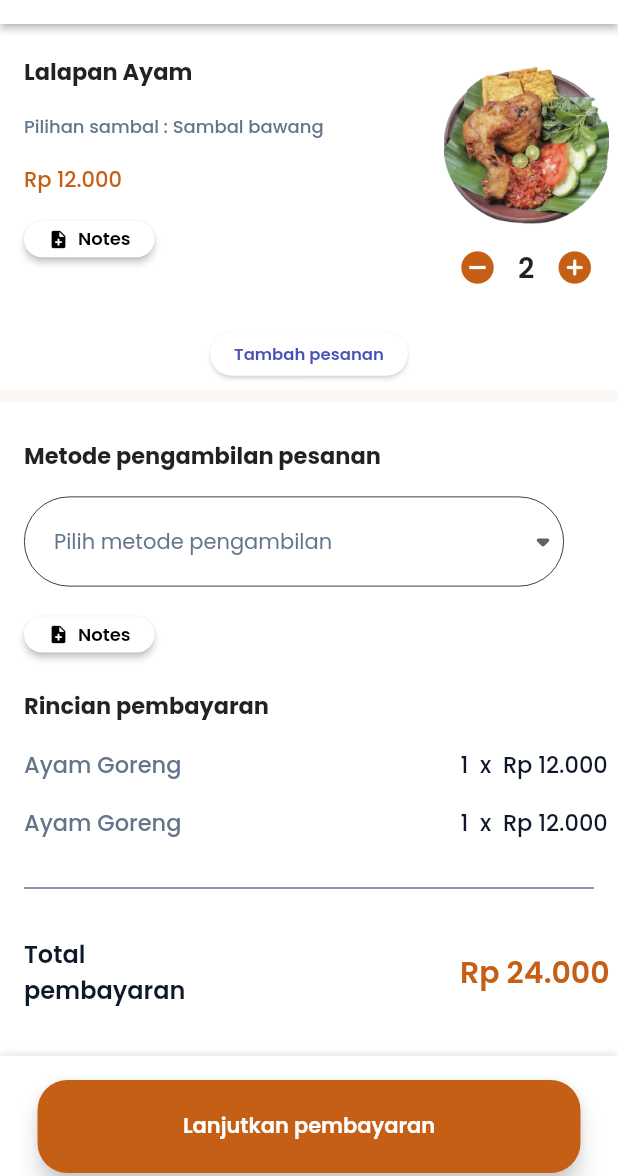
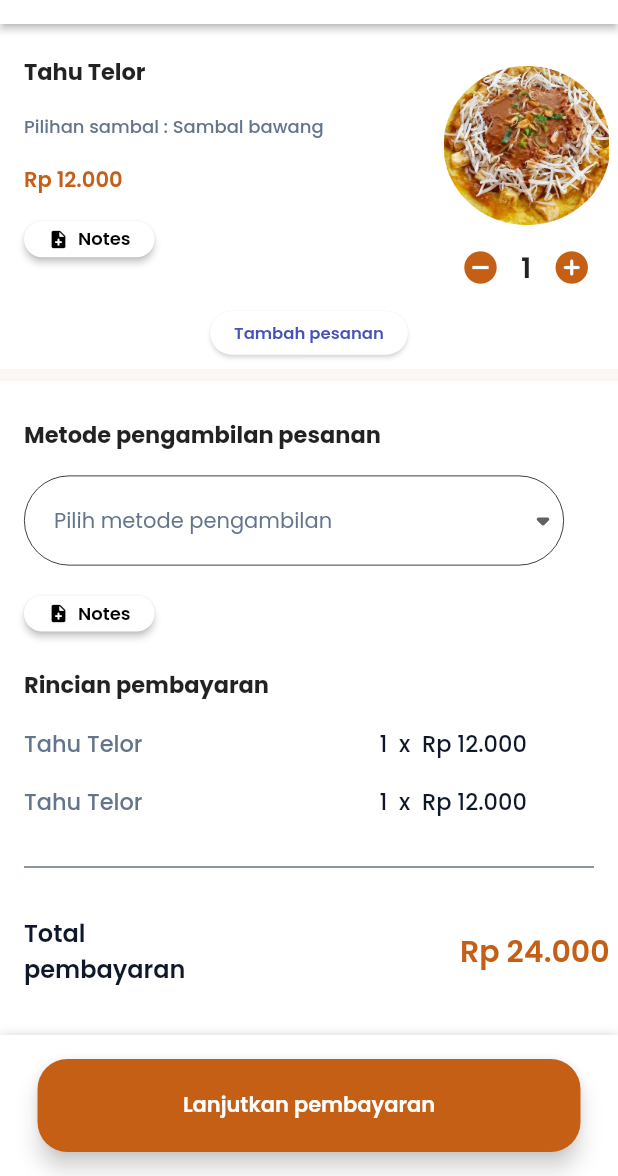
Before and after one commit to Ptrizy/LABIREEN, a Flutter app: the DetailMenu screen opened directly with sample values from the repository, scrolled down 34 dp, after a tap on the "add circle" icon, after a tap on "Masukkan keranjang", on a phone screen of 412 x 824 dp, the part 60-1236 px from its top. Run offline on Flutter 3.47's test engine with Material 2 defaults, Android fonts, the phone set to English and light mode, and no system bars; our stand-ins replace bloc, dio, flutter_bloc, get_storage, google_fonts, image_gallery_saver and 1 more; missing offline and left inert: wc_form_validators; accounts and stored records are empty.

Commit message:
merapihkan beberapa page

```diff
--- a/lib/bloc/bloc/auth_bloc.dart
+++ b/lib/bloc/bloc/auth_bloc.dart
@@ -16,13 +16,11 @@
 
         emit(AuthLoading());
         try {
-          print('AuthLoading on process');
           var response = await authRepository.registerRepository(
               event.name,
               event.email,
               event.password,
-              event.password_confirm,
-              event.phone_number);
+              event.password_confirm);
 
           response
               ? emit(RegisterSuccess())
--- a/lib/bloc/bloc/auth_event.dart
+++ b/lib/bloc/bloc/auth_event.dart
@@ -8,14 +8,12 @@
   String email;
   String password;
   String password_confirm;
-  String phone_number;
 
   RegisterEvent(
       {required this.name,
       required this.email,
       required this.password,
-      required this.password_confirm,
-      required this.phone_number});
+      required this.password_confirm,});
 }
 
 class LoginEvent extends AuthEvent {
--- a/lib/pages/detail_menu_page.dart
+++ b/lib/pages/detail_menu_page.dart
@@ -16,6 +16,7 @@
 
 class _DetailMenuState extends State<DetailMenu> {
   int counter = 0;
+
   @override
   Widget build(BuildContext context) {
     return Scaffold(
@@ -34,9 +35,9 @@
           ),
         ),
         body: SingleChildScrollView(
+          physics: NeverScrollableScrollPhysics(),
           child: Column(
-            children: [
-              Container(
+            children: [Container(
                   child: Column(
                 children: [
                   SizedBox(
@@ -204,7 +205,9 @@
                 ],
               )),
               Container(
-                decoration: BoxDecoration(
+
+                decoration:
+                BoxDecoration(
                   color: Colors.white,
                   boxShadow: [
                     BoxShadow(
@@ -258,12 +261,14 @@
                         children: [
                           Row(
                             children: [
+
                               ElevatedButton(
                                 onPressed: () {
+                                  keranjangMakanan.add(widget.makanan);
                                   Navigator.push(
                                       context,
                                       MaterialPageRoute(
-                                          builder: (context) => ReceiptPage()));
+                                          builder: (context) => ReceiptPage(makanan: widget.makanan,)));
                                 },
                                 style: ButtonStyle(
                                   backgroundColor:
--- a/lib/pages/receipt_page.dart
+++ b/lib/pages/receipt_page.dart
@@ -2,10 +2,14 @@
 import 'package:google_fonts/google_fonts.dart';
 import 'package:labireen/pages/home_page_screens/home_page.dart';
 import 'package:labireen/pages/qris_page.dart';
+import 'package:labireen/widget/home_page/card_receipt_page.dart';
+import 'package:labireen/widget/home_page/makanan.dart';
 import 'package:labireen/widget/home_page/notes.dart';
 
 class ReceiptPage extends StatefulWidget {
-  const ReceiptPage({Key? key}) : super(key: key);
+  const ReceiptPage({Key? key, required this.makanan}) : super(key: key);
+
+  final Makanan makanan;
 
   @override
   State<ReceiptPage> createState() => _ReceiptPageState();
@@ -37,108 +41,19 @@
               fontSize: 16, fontWeight: FontWeight.w600, color: Colors.black),
         ),
       ),
-      body: SingleChildScrollView(
-        child: Column(
+      body: Column(
         children: [
-            Container(
-              padding:
-                  EdgeInsets.only(left: 16, top: 12, right: 16, bottom: 20),
-              decoration: BoxDecoration(color: Colors.white),
-              child: Row(
-                children: [
-                  Column(
-                    crossAxisAlignment: CrossAxisAlignment.start,
-                    children: [
-                      Text(
-                        'Lalapan Ayam',
-                        style: GoogleFonts.poppins(
-                            fontSize: 15, fontWeight: FontWeight.w700),
-                      ),
-                      SizedBox(
-                        height: 16,
-                      ),
-                      Text(
-                        'Pilihan sambal : Sambal bawang',
-                        style: GoogleFonts.poppins(
-                            fontSize: 12,
-                            fontWeight: FontWeight.w500,
-                            color: Color.fromARGB(255, 100, 116, 139)),
-                      ),
-                      SizedBox(
-                        height: 16,
-                      ),
-                      Text(
-                        'Rp 12.000',
-                        style: GoogleFonts.poppins(
-                            fontSize: 14,
-                            fontWeight: FontWeight.w500,
-                            color: Color.fromARGB(255, 197, 95, 22)),
-                      ),
-                      SizedBox(
-                        height: 5,
-                      ),
-                      Notes(
-                          deskripsiTeks:
-                              'Tulis kostumisasi pesananmu disini...')
-                    ],
-                  ),
-                  SizedBox(
-                    width: 80,
-                  ),
-                  Column(
-                    mainAxisAlignment: MainAxisAlignment.end,
-                    children: [
-                      SizedBox(
-                        height: 16,
-                      ),
-                      Column(
-                        children: [
-                          Row(
-                            children: [
-                              SizedBox(
-                                  width: 110,
-                                  height: 106,
-                                  child: Image.asset(
-                                    'assets/ayam_lingkar.png',
-                                    fit: BoxFit.cover,
-                                  ))
-                            ],
-                          ),
-                          SizedBox(
-                            height: 14,
-                          ),
-                          Row(
-                            children: [
-                              Icon(
-                                Icons.remove_circle,
-                                color: Color.fromARGB(255, 197, 95, 22),
-                                size: 26,
-                              ),
-                              SizedBox(
-                                width: 14,
-                              ),
-                              Text(
-                                '2',
-                                style: GoogleFonts.poppins(
-                                    fontSize: 19, fontWeight: FontWeight.w600),
-                              ),
-                              SizedBox(
-                                width: 14,
-                              ),
-                              Icon(
-                                Icons.add_circle_rounded,
-                                color: Color.fromARGB(255, 197, 95, 22),
-                                size: 26,
-                              ),
-                            ],
-                          )
-                        ],
-                      ),
-                    ],
-                  )
-                ],
+          Expanded(
+            child: Container(
+              child: ListView.builder(
+                itemCount: keranjangMakanan.length,
+                itemBuilder: (context, index) {
+                  return CardReceiptPage(makanan: keranjangMakanan[index]);
+                },
               ),
             ),
+          ),
+          // tambah pesanan
           Container(
             decoration: BoxDecoration(color: Colors.white),
             child: Center(
@@ -158,8 +73,7 @@
                     elevation: MaterialStateProperty.all<double>(1.2),
                     shadowColor:
                         MaterialStateProperty.all<Color>(Colors.grey.shade50),
-                      minimumSize:
-                          MaterialStateProperty.all<Size>(Size(108, 29)),
+                    minimumSize: MaterialStateProperty.all<Size>(Size(108, 29)),
                   ),
                   child: Text(
                     'Tambah pesanan',
@@ -257,14 +171,14 @@
                 Row(
                   children: [
                     Text(
-                        "Ayam Goreng",
+                      widget.makanan.namaMakanan,
                       style: GoogleFonts.poppins(
                           fontSize: 15,
                           fontWeight: FontWeight.w500,
                           color: Color.fromARGB(255, 100, 116, 139)),
                     ),
                     SizedBox(
-                        width: 186,
+                      width: 158,
                     ),
                     Text(
                       "1  x  Rp 12.000",
@@ -281,14 +195,14 @@
                 Row(
                   children: [
                     Text(
-                        "Ayam Goreng",
+                      widget.makanan.namaMakanan,
                       style: GoogleFonts.poppins(
                           fontSize: 15,
                           fontWeight: FontWeight.w500,
                           color: Color.fromARGB(255, 100, 116, 139)),
                     ),
                     SizedBox(
-                        width: 186,
+                      width: 158,
                     ),
                     Text(
                       "1  x  Rp 12.000",
@@ -350,8 +264,7 @@
                     style: ButtonStyle(
                       backgroundColor: MaterialStateProperty.all<Color>(
                           Color.fromARGB(255, 197, 95, 22)),
-                        shape:
-                            MaterialStateProperty.all<RoundedRectangleBorder>(
+                      shape: MaterialStateProperty.all<RoundedRectangleBorder>(
                         RoundedRectangleBorder(
                           borderRadius: BorderRadius.circular(20),
                         ),
@@ -376,8 +289,8 @@
                                       style: GoogleFonts.poppins(
                                           fontSize: 22,
                                           fontWeight: FontWeight.w700,
-                                            color: Color.fromARGB(
-                                                255, 192, 38, 38)),
+                                          color:
+                                              Color.fromARGB(255, 192, 38, 38)),
                                     ),
                                   ],
                                 ),
@@ -412,7 +325,9 @@
                                             context,
                                             MaterialPageRoute(
                                                 builder: (context) =>
-                                                      ReceiptPage()));
+                                                    ReceiptPage(
+                                                      makanan: widget.makanan,
+                                                    )));
                                       },
                                       child: Text(
                                         'Periksa kembali',
@@ -435,15 +350,14 @@
                                               MaterialStateProperty.all<Size>(
                                                   Size(144, 49)),
                                           backgroundColor:
-                                                MaterialStateProperty
-                                                    .all<Color>(Color.fromARGB(
+                                              MaterialStateProperty.all<Color>(
+                                                  Color.fromARGB(
                                                       255, 217, 62, 62))),
                                       onPressed: () {
                                         Navigator.push(
                                             context,
                                             MaterialPageRoute(
-                                                  builder: (context) =>
-                                                      QrisPage(
+                                                builder: (context) => QrisPage(
                                                       qrCodeData:
                                                           'Lalapan Mbak Eli',
                                                     )));
@@ -468,7 +382,6 @@
           )
         ],
       ),
-      ),
     );
   }
 }
--- a/lib/repository/auth_repository.dart
+++ b/lib/repository/auth_repository.dart
@@ -9,10 +9,10 @@
   var _client = http.Client();
 
   Future registerRepository(String name, String email, String password,
-      String password_confirm, String phone_number) async {
+      String password_confirm) async {
     var uri = Uri.parse("$_baseUrl/auth/register");
 
-    print('nama : $name $email $password $password_confirm $phone_number');
+    print('nama : $name $email $password $password_confirm');
     try {
       print('registerrepositry on process');
       var response = await _client.post(uri,
@@ -54,6 +54,7 @@
         var data = json.decode(response.body);
 
         await Cache.writeData(key: 'token_user', value: data['data']);
+        print(data);
 
         return true;
       } else {
--- /dev/null
+++ b/lib/widget/home_page/card_receipt_page.dart
@@ -0,0 +1,126 @@
+import 'package:flutter/material.dart';
+import 'package:google_fonts/google_fonts.dart';
+import 'package:labireen/widget/home_page/makanan.dart';
+
+import 'notes.dart';
+
+class CardReceiptPage extends StatefulWidget {
+  const CardReceiptPage({super.key, required this.makanan});
+
+  final Makanan makanan;
+  @override
+  State<CardReceiptPage> createState() => _CardReceiptPageState();
+}
+
+class _CardReceiptPageState extends State<CardReceiptPage> {
+  @override
+  Widget build(BuildContext context) {
+    int counter = 0;
+    return Container(
+      padding: EdgeInsets.only(left: 16, top: 12, right: 16, bottom: 20),
+      decoration: BoxDecoration(color: Colors.white),
+      child: Row(
+        children: [
+          Column(
+            crossAxisAlignment: CrossAxisAlignment.start,
+            children: [
+              Text(
+                widget.makanan.namaMakanan,
+                style: GoogleFonts.poppins(
+                    fontSize: 15, fontWeight: FontWeight.w700),
+              ),
+              SizedBox(
+                height: 16,
+              ),
+              Text(
+                'Pilihan sambal : Sambal bawang',
+                style: GoogleFonts.poppins(
+                    fontSize: 12,
+                    fontWeight: FontWeight.w500,
+                    color: Color.fromARGB(255, 100, 116, 139)),
+              ),
+              SizedBox(
+                height: 16,
+              ),
+              RichText(
+                  text: TextSpan(
+                children: [
+                  TextSpan(
+                      text: 'Rp ',
+                      style: GoogleFonts.poppins(
+                          fontSize: 14,
+                          fontWeight: FontWeight.w600,
+                          color: Color.fromARGB(255, 197, 95, 22))),
+                  TextSpan(
+                      text: widget.makanan.harga,
+                      style: GoogleFonts.poppins(
+                          fontSize: 14,
+                          fontWeight: FontWeight.w600,
+                          color: Color.fromARGB(255, 197, 95, 22))),
+                ],
+              )),
+              SizedBox(
+                height: 5,
+              ),
+              Notes(deskripsiTeks: 'Tulis kostumisasi pesananmu disini...')
+            ],
+          ),
+          SizedBox(
+            width: 80,
+          ),
+          Column(
+            mainAxisAlignment: MainAxisAlignment.end,
+            children: [
+              SizedBox(
+                height: 16,
+              ),
+              Column(
+                children: [
+                  Row(
+                    children: [
+                      SizedBox(
+                          width: 110,
+                          height: 106,
+                          child: Image.asset(
+                            widget.makanan.imgUrl,
+                            fit: BoxFit.cover,
+                          ))
+                    ],
+                  ),
+                  SizedBox(
+                    height: 14,
+                  ),
+                  Row(
+                    children: [
+                      Icon(
+                        Icons.remove_circle,
+                        color: Color.fromARGB(255, 197, 95, 22),
+                        size: 26,
+                      ),
+                      SizedBox(
+                        width: 14,
+                      ),
+                      Text(
+                        '1',
+                        style: GoogleFonts.poppins(
+                            fontSize: 19, fontWeight: FontWeight.w600),
+                      ),
+                      SizedBox(
+                        width: 14,
+                      ),
+                      Icon(
+                        Icons.add_circle_rounded,
+                        color: Color.fromARGB(255, 197, 95, 22),
+                        size: 26,
+                      ),
+                    ],
+                  )
+                ],
+              ),
+            ],
+          )
+        ],
+      ),
+    );
+  }
+}
--- a/lib/widget/home_page/head_page.dart
+++ b/lib/widget/home_page/head_page.dart
@@ -31,7 +31,7 @@
               crossAxisAlignment: CrossAxisAlignment.start,
               children: [
                 Text(
-                  'Halo, User!',
+                  'Halo, Handedius!',
                   style: GoogleFonts.poppins(
                       fontSize: 12,
                       fontWeight: FontWeight.w600,
--- a/lib/widget/home_page/makanan.dart
+++ b/lib/widget/home_page/makanan.dart
@@ -23,8 +23,8 @@
       Makanan('assets/belutcrispy.png', 'Belut Crispy', '250', '14.000'),
       Makanan('assets/ayamcrispy.png', 'Ayam Crispy', '250', '12.000'),
       Makanan('assets/usus.png', 'Usus', '250', '10.000'),
-      Makanan('assets/atiayam.PNG', 'Ati Ayam', '250', '10.000'),
-      Makanan('assets/ayam_lingkar.png', 'Lele Crispy', '250', '12.000'),
+      Makanan('assets/ayam_lingkar.png', 'Ati Ayam', '250', '10.000'),
+      Makanan('assets/belutcrispy.png', 'Lele Crispy', '250', '12.000'),
       Makanan('assets/ayam_lingkar.png', 'Mujaer Crispy', '250', '14.000'),
       Makanan('assets/ayam_lingkar.png', 'Jamur Crispy', '250', '10.000'),
       Makanan('assets/ayam_lingkar.png', 'Telor Crispy', '250', '9.000'),
@@ -115,3 +115,5 @@
     ];
   }
 }
+
+List<Makanan> keranjangMakanan = [];
--- a/lib/widget/home_page/page_baru.dart
+++ b/lib/widget/home_page/page_baru.dart
@@ -3,10 +3,7 @@
 import 'package:labireen/widget/home_page/head_page.dart';
 import 'package:labireen/widget/home_page/menu.dart';
 import 'package:labireen/widget/home_page/tab_menu_page.dart';
-
-import '../../pages/detail_menu_page.dart';
 import '../../pages/user_page/user_page.dart';
-import 'menu_item.dart';
 import 'menu_makanan_list.dart';
 
 class PageBaru extends StatefulWidget {
--- a/lib/widget/sign_up_page/button_login.dart
+++ b/lib/widget/sign_up_page/button_login.dart
@@ -1,6 +1,5 @@
 import 'package:flutter/material.dart';
 import 'package:google_fonts/google_fonts.dart';
-import 'package:labireen/pages/receipt_page.dart';
 
 class ButtonLogin extends StatelessWidget {
   const ButtonLogin({super.key, required this.text, required this.onClicked});
```
Also changed, not shown: lib/pages/home_page_screens/menu_page.dart (deleted, +0 -128 lines), lib/pages/sign_up_page.dart (+1 -21 lines), lib/widget/home_page/menu_item.dart (deleted, +0 -103 lines). Lines whose indentation alone changed are shown as unchanged.
